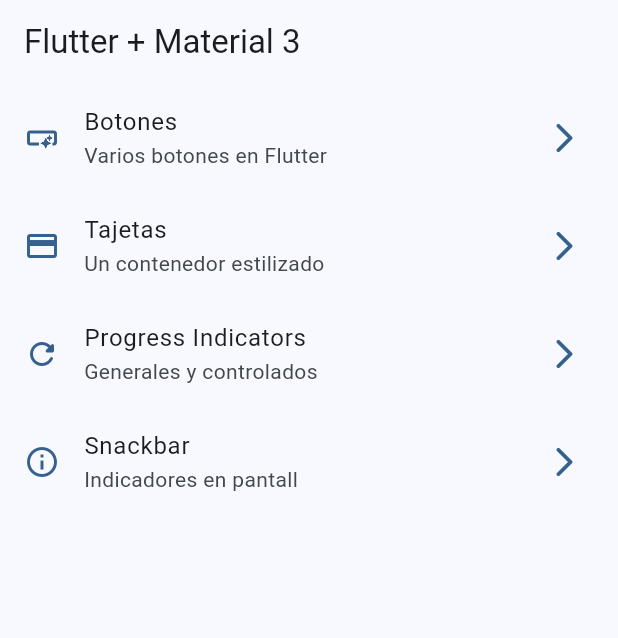
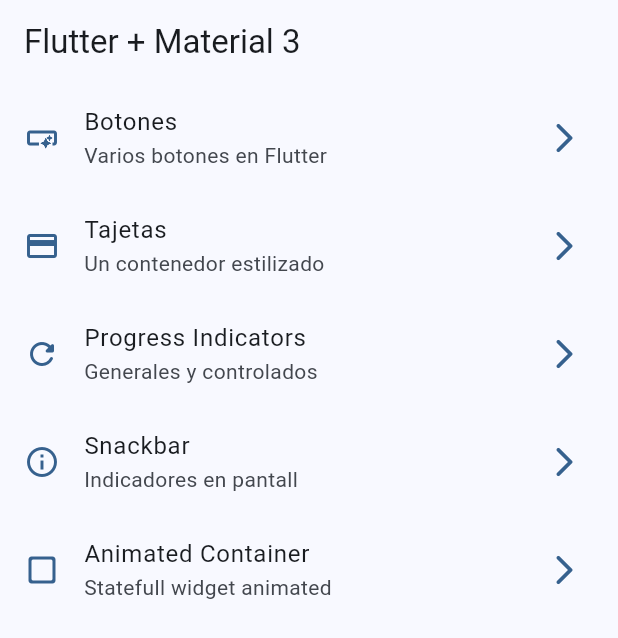
Before and after one commit to Frank712/flutter-widgets-app, a Flutter app: the screen it shows after launch, on a phone screen of 412 x 824 dp. Shown: the top 638 px of the screen. Run offline on Flutter 3.47's test engine with Material 2 defaults, Android fonts, the phone set to English and light mode, and no system bars; our stand-ins replace go_router.

Commit message:
ADD animated container

```diff
--- a/lib/config/menu/menu_items.dart
+++ b/lib/config/menu/menu_items.dart
@@ -39,4 +39,10 @@ const appMenuItems = <MenuItem>[
     link: '/snackbars',
     icon: Icons.info_outline,
   ),
+  MenuItem(
+    title: 'Animated Container',
+    subtitle: 'Statefull widget animated',
+    link: '/animated',
+    icon: Icons.check_box_outline_blank_rounded,
+  ),
 ];
--- a/lib/config/router/app_router.dart
+++ b/lib/config/router/app_router.dart
@@ -29,5 +29,10 @@ final appRouter = GoRouter(
       name: SnackbarScreen.name,
       builder: (context, state) => const SnackbarScreen(),
     ),
+    GoRoute(
+      path: '/animated',
+      name: AnimatedScreen.name,
+      builder: (context, state) => const AnimatedScreen(),
+    ),
   ],
 );
```
Also changed, not shown: lib/presentation/screens/animated/animated_screen.dart (+48 -3 lines).
